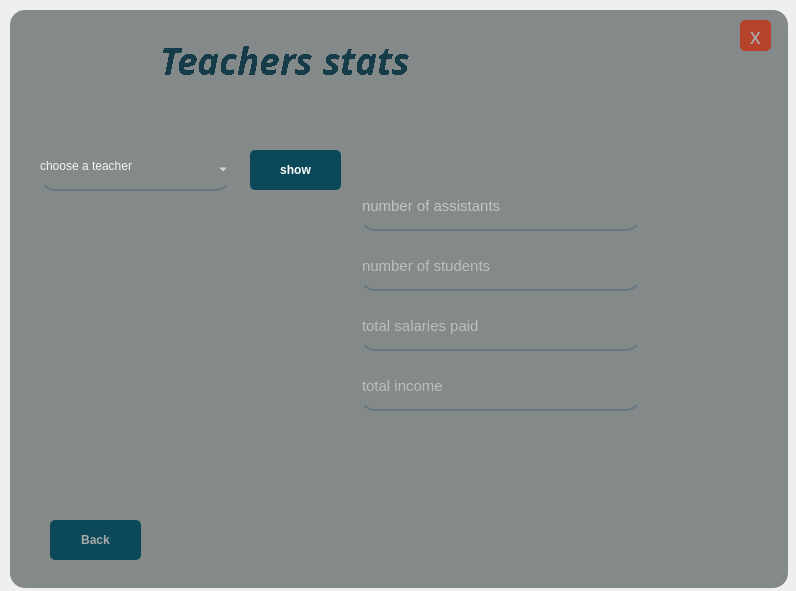
First picture: the form in UIs/teacher_stats.ui, repository IxBahy/EDU-center-system, before the edit.
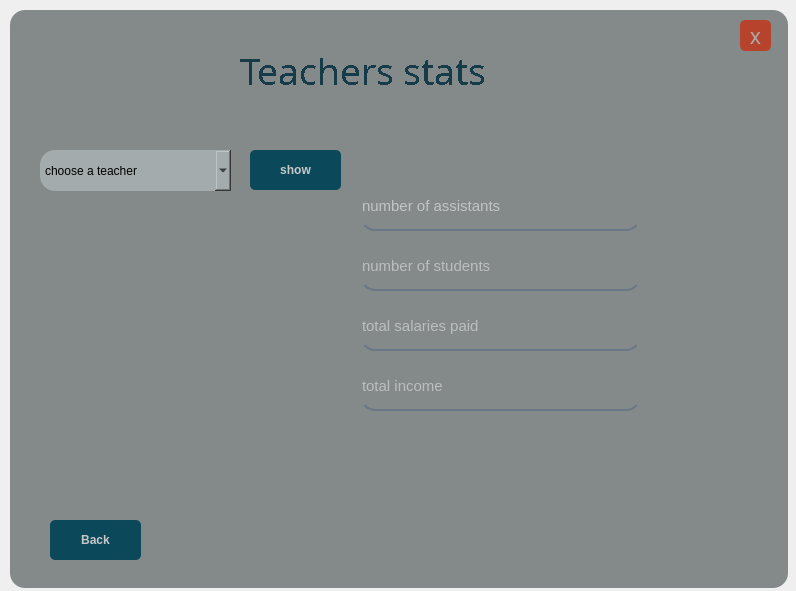
Second picture: the form after the edit.

Diff of the .ui file:
```diff
--- a/UIs/teacher_stats.ui
+++ b/UIs/teacher_stats.ui
@@ -98,19 +98,19 @@
     <widget class="QLabel" name="Program_name">
      <property name="geometry">
       <rect>
-       <x>150</x>
-       <y>-10</y>
-       <width>471</width>
+       <x>230</x>
+       <y>0</y>
+       <width>291</width>
        <height>121</height>
       </rect>
      </property>
      <property name="font">
       <font>
-       <family>Cascadia Code ExtraLight</family>
+       <family>Dubai Medium</family>
        <pointsize>28</pointsize>
-       <weight>75</weight>
-       <italic>true</italic>
-       <bold>true</bold>
+       <weight>50</weight>
+       <italic>false</italic>
+       <bold>false</bold>
        <underline>false</underline>
        <strikeout>false</strikeout>
        <stylestrategy>NoAntialias</stylestrategy>
@@ -149,11 +149,9 @@
      </property>
      <property name="styleSheet">
       <string notr="true">QPushButton#BackButton{
-	
-	
 	background-color: rgb(11, 72, 89);
 	border-radius:5px;
-color:rgb(170, 170, 170);
+	color:rgb(200,200,200);
 }
 QPushButton#BackButton:hover{	
 	background-color: qlineargradient(spread:pad, x1:0.99, y1:1, x2:0, y2:0, stop:0.119403 rgba(19, 122, 150, 255), stop:0.791045 rgba(37, 44, 38, 255));
@@ -184,11 +182,23 @@
       </rect>
      </property>
      <property name="styleSheet">
-      <string notr="true">background-color: rgba(0, 0, 0,0);
+      <string notr="true">font: 57 12pt &quot;Dubai Medium&quot;;
+background-color: rgba(0, 0, 0,0);
 border:none;
 border-bottom:2px solid rgba(105,118,132,255);
 color:rgba(255, 255, 255,230);
-padding-bottom:7px;</string>
+padding-bottom:7px;
+
+
+
+QcomboBox #teacher_Id_Box :on{
+	background-color: rgba(0, 0, 0,0);
+border:none;
+border-bottom:2px solid rgba(105,118,132,255);
+color:rgba(255, 255, 255,230);
+padding-bottom:7px;
+
+}</string>
      </property>
      <property name="placeholderText">
       <string/>
@@ -223,11 +233,9 @@
      </property>
      <property name="styleSheet">
       <string notr="true">QPushButton#show_Button{
-	
-	
 	background-color: rgb(11, 72, 89);
 	border-radius:5px;
-	color:rgb(255, 255, 255);
+color:rgb(200,200,200);
 }
 QPushButton#show_Button:hover{	
 	background-color: qlineargradient(spread:pad, x1:0.99, y1:1, x2:0, y2:0, stop:0.119403 rgba(19, 122, 150, 255), stop:0.791045 rgba(37, 44, 38, 255));
```
Left out of the diff: 6 changed lines with no effect on the pictures.
